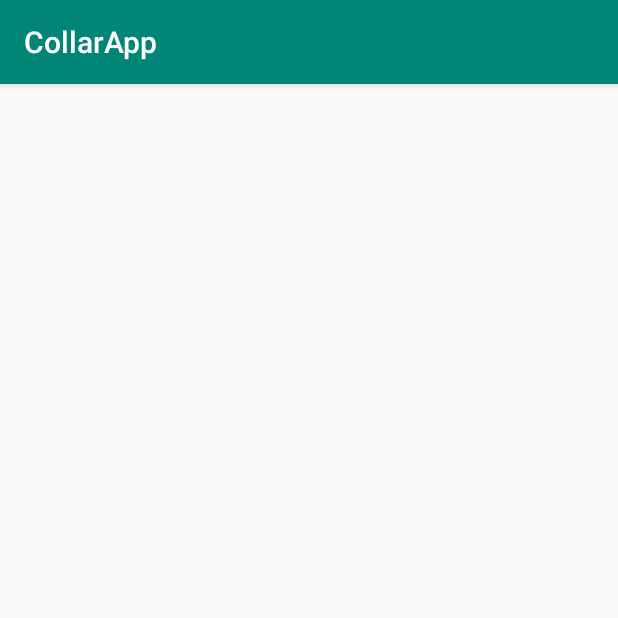
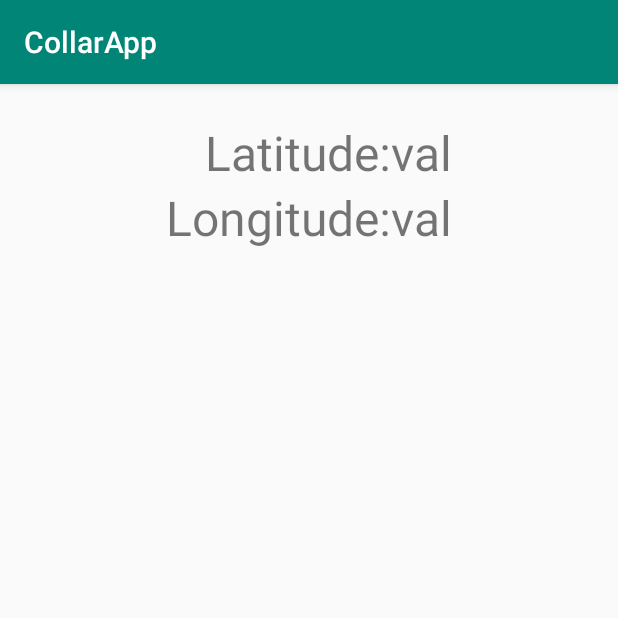
Before and after one commit to The-Chris-Davies/coen390_minicap_app, an Android app: the PositionActivity screen opened directly, with no data from a screen before it, on a phone screen of 412 x 824 dp, the top half of it. Run offline under Robolectric (Android 15) with nearby library versions, the light colour scheme and no system bars.

Commit message:
temporary position layout completed

```diff
--- a/app/src/main/java/com/minicap/collarapp/PositionActivity.java
+++ b/app/src/main/java/com/minicap/collarapp/PositionActivity.java
@@ -3,12 +3,22 @@ package com.minicap.collarapp;
 import androidx.appcompat.app.AppCompatActivity;
 
 import android.os.Bundle;
+import android.widget.TextView;
 
 public class PositionActivity extends AppCompatActivity {
 
+    private TextView latitudeVal;
+    private TextView longitudeVal;
+
     @Override
     protected void onCreate(Bundle savedInstanceState) {
+
+        //initialize views
+        latitudeVal = findViewById(R.id.positionActivityLatitudeValue);
+        longitudeVal = findViewById(R.id.positionActivityLongitudeValue);
+
         super.onCreate(savedInstanceState);
         setContentView(R.layout.activity_position);
     }
+
 }
--- a/app/src/main/res/layout/activity_position.xml
+++ b/app/src/main/res/layout/activity_position.xml
@@ -6,4 +6,54 @@
     android:layout_height="match_parent"
     tools:context=".PositionActivity">
 
+    <TableLayout
+        android:layout_width="wrap_content"
+        android:layout_height="wrap_content"
+        android:layout_marginTop="24dp"
+        app:layout_constraintEnd_toEndOf="parent"
+        app:layout_constraintStart_toStartOf="parent"
+        app:layout_constraintTop_toTopOf="parent">
+
+        <TableRow
+            android:layout_width="match_parent"
+            android:layout_height="match_parent">
+
+            <TextView
+                android:id="@+id/positionActivityLatitudeLabel"
+                android:layout_width="wrap_content"
+                android:layout_height="wrap_content"
+                android:gravity="right"
+                android:text="@string/latitude_label"
+                android:textSize="32sp" />
+
+            <TextView
+                android:id="@+id/positionActivityLatitudeValue"
+                android:layout_width="wrap_content"
+                android:layout_height="wrap_content"
+                android:text="val"
+                android:textSize="32sp" />
+        </TableRow>
+
+        <TableRow
+            android:layout_width="match_parent"
+            android:layout_height="match_parent">
+
+            <TextView
+                android:id="@+id/positionActivityLongitudeLabel"
+                android:layout_width="wrap_content"
+                android:layout_height="wrap_content"
+                android:gravity="right"
+                android:text="@string/longitude_label"
+                android:textSize="32sp" />
+
+            <TextView
+                android:id="@+id/positionActivityLongitudeValue"
+                android:layout_width="wrap_content"
+                android:layout_height="wrap_content"
+                android:text="val"
+                android:textSize="32sp" />
+        </TableRow>
+
+    </TableLayout>
+
 </androidx.constraintlayout.widget.ConstraintLayout>
--- a/app/src/main/res/values/strings.xml
+++ b/app/src/main/res/values/strings.xml
@@ -1,3 +1,5 @@
 <resources>
     <string name="app_name">CollarApp</string>
+    <string name="latitude_label">Latitude: </string>
+    <string name="longitude_label">Longitude: </string>
 </resources>
```
